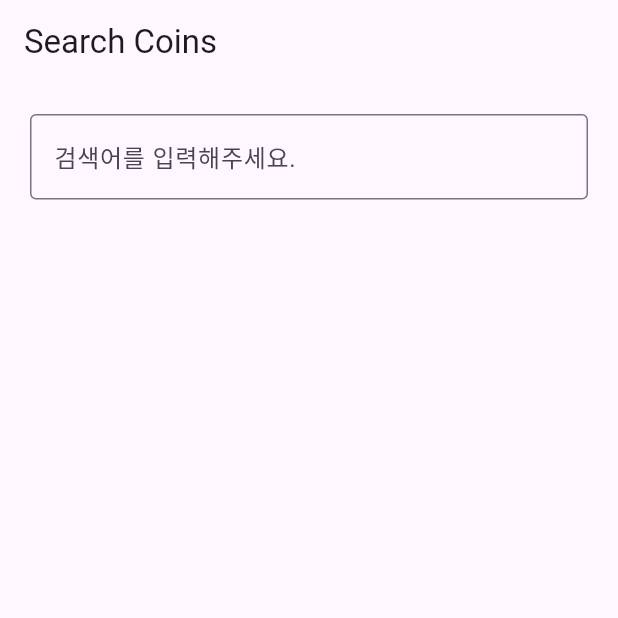
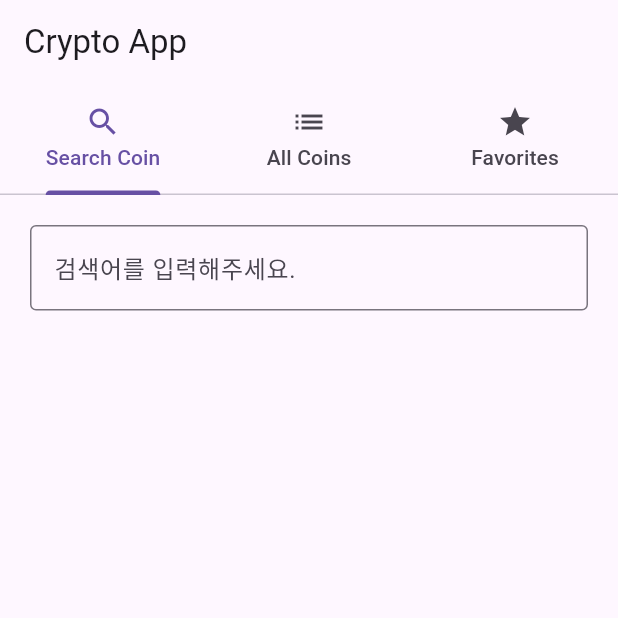
Before and after one commit to 3mlnssaco/crypto_search, a Flutter app: the screen it shows after launch, on a phone screen of 412 x 824 dp, the top half of it. Run offline on Flutter 3.47's test engine with Material 3 defaults, Android fonts, the phone set to English and light mode, and no system bars; statements that could not run were skipped.

Commit message:
Update main.dart

```diff
--- a/lib/main.dart
+++ b/lib/main.dart
@@ -1,26 +1,79 @@
 import 'package:flutter/material.dart';
 import 'crypto_service.dart';
+import 'all_coins.dart';
+import 'favorite_stocks_screen.dart';
+import 'search_coins.dart';
 
 void main() async {
   WidgetsFlutterBinding.ensureInitialized();
-  CryptoService cryptoService = CryptoService();
-  await cryptoService.initialize(); // Await environment variable initialization
+  final cryptoService = CryptoService();
+  await cryptoService.initialize();
   runApp(MyApp(cryptoService: cryptoService));
 }
 
 class MyApp extends StatelessWidget {
   final CryptoService cryptoService;
 
-  MyApp({required this.cryptoService});
+  const MyApp({super.key, required this.cryptoService});
 
   @override
   Widget build(BuildContext context) {
     return MaterialApp(
-      title: 'Crypto Search',
+      title: 'Crypto App',
       theme: ThemeData(
         primarySwatch: Colors.blue,
       ),
-      home: SearchCoins(cryptoService: cryptoService),
+      home: MyHomePage(cryptoService: cryptoService),
+    );
+  }
+}
+
+class MyHomePage extends StatefulWidget {
+  final CryptoService cryptoService;
+
+  const MyHomePage({super.key, required this.cryptoService});
+
+  @override
+  _MyHomePageState createState() => _MyHomePageState();
+}
+
+class _MyHomePageState extends State<MyHomePage> with SingleTickerProviderStateMixin {
+  late TabController _tabController;
+
+  @override
+  void initState() {
+    super.initState();
+    _tabController = TabController(length: 3, vsync: this);
+  }
+
+  @override
+  void dispose() {
+    _tabController.dispose();
+    super.dispose();
+  }
+
+  @override
+  Widget build(BuildContext context) {
+    return Scaffold(
+      appBar: AppBar(
+        title: const Text('Crypto App'),
+        bottom: TabBar(
+          controller: _tabController,
+          tabs: const [
+            Tab(icon: Icon(Icons.search), text: 'Search Coin'),
+            Tab(icon: Icon(Icons.list), text: 'All Coins'),
+            Tab(icon: Icon(Icons.star), text: 'Favorites'),
+          ],
+        ),
+      ),
+      body: TabBarView(
+        controller: _tabController,
+        children: [
+          SearchCoins(cryptoService: widget.cryptoService),
+          SearchCoinScreen(cryptoService: widget.cryptoService),
+          FavoriteStocksScreen(cryptoService: widget.cryptoService),
+        ],
+      ),
     );
   }
 }
@@ -28,7 +81,7 @@ class MyApp extends StatelessWidget {
 class SearchCoins extends StatefulWidget {
   final CryptoService cryptoService;
 
-  SearchCoins({required this.cryptoService});
+  const SearchCoins({super.key, required this.cryptoService});
 
   @override
   _SearchCoinsState createState() => _SearchCoinsState();
@@ -71,11 +124,7 @@ class _SearchCoinsState extends State<SearchCoins> {
 
   @override
   Widget build(BuildContext context) {
-    return Scaffold(
-      appBar: AppBar(
-        title: const Text('Search Coins'),
-      ),
-      body: Column(
+    return Column(
       children: <Widget>[
         Padding(
           padding: const EdgeInsets.all(20.0),
@@ -105,13 +154,11 @@ class _SearchCoinsState extends State<SearchCoins> {
                 return Card(
                   elevation: 3,
                   shape: const RoundedRectangleBorder(
-                        borderRadius:
-                            BorderRadius.all(Radius.elliptical(20, 20))),
+                      borderRadius: BorderRadius.all(Radius.elliptical(20, 20))),
                   child: ListTile(
                     title: Text(coin['symbol']),
                     trailing: Text(coin['price'].toString()),
-                      onTap: () => cardClickEvent(
-                          context, coin['symbol'], coin['price']),
+                    onTap: () => cardClickEvent(context, coin['symbol'], coin['price']),
                   ),
                 );
               }
@@ -119,7 +166,6 @@ class _SearchCoinsState extends State<SearchCoins> {
           ),
         ),
       ],
-      ),
     );
   }
 }
@@ -127,7 +173,7 @@ class _SearchCoinsState extends State<SearchCoins> {
 class ContentPage extends StatelessWidget {
   final String content;
 
-  const ContentPage({Key? key, required this.content}) : super(key: key);
+  const ContentPage({super.key, required this.content});
 
   @override
   Widget build(BuildContext context) {
```
Lines whose indentation alone changed are shown as unchanged.
